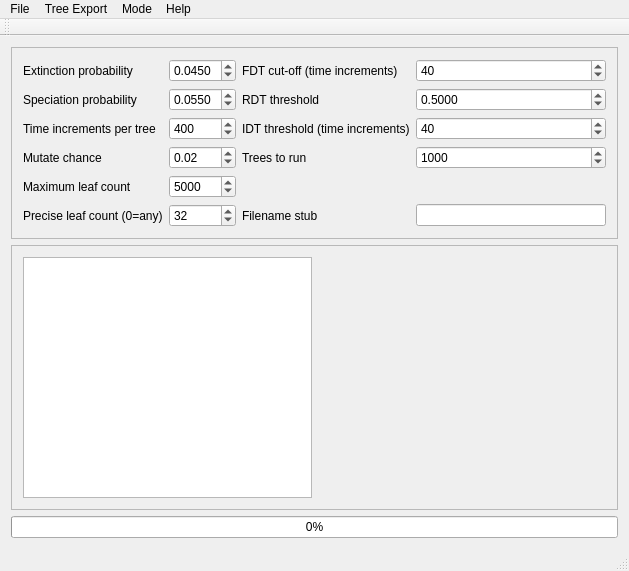
This is mainwindow.ui in palaeoware/MBL2017 as Qt 5 draws it before an edit. The edited form follows.
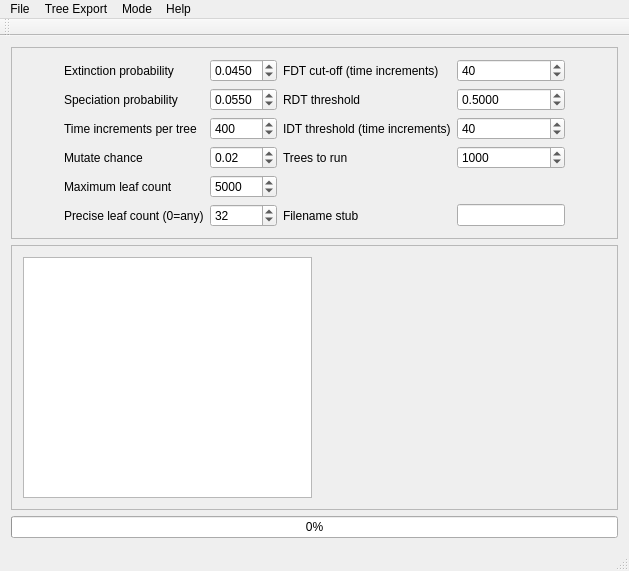
This is the edited form. Custom widgets are drawn as their Qt base class.

The edit to the form file:
```diff
--- a/mainwindow.ui
+++ b/mainwindow.ui
@@ -24,42 +24,42 @@
        <enum>QFrame::Raised</enum>
       </property>
       <layout class="QGridLayout" name="gridLayout">
-       <item row="0" column="0">
+       <item row="0" column="1">
         <widget class="QLabel" name="label_2">
          <property name="text">
           <string>Extinction probability</string>
          </property>
         </widget>
        </item>
-       <item row="0" column="4">
+       <item row="0" column="5">
         <widget class="QLabel" name="label_9">
          <property name="text">
           <string>FDT cut-off (time increments)</string>
          </property>
         </widget>
        </item>
-       <item row="1" column="0">
+       <item row="1" column="1">
         <widget class="QLabel" name="label_3">
          <property name="text">
           <string>Speciation probability</string>
          </property>
         </widget>
        </item>
-       <item row="1" column="4">
+       <item row="1" column="5">
         <widget class="QLabel" name="label_4">
          <property name="text">
           <string>RDT threshold</string>
          </property>
         </widget>
        </item>
-       <item row="2" column="4">
+       <item row="2" column="5">
         <widget class="QLabel" name="label_5">
          <property name="text">
           <string>IDT threshold (time increments)</string>
          </property>
         </widget>
        </item>
-       <item row="2" column="5">
+       <item row="2" column="6">
         <widget class="QSpinBox" name="threshold_idt">
          <property name="minimum">
           <number>1</number>
@@ -72,7 +72,7 @@
          </property>
         </widget>
        </item>
-       <item row="0" column="2">
+       <item row="0" column="3">
         <widget class="QDoubleSpinBox" name="extinctchance">
          <property name="decimals">
           <number>4</number>
@@ -88,14 +88,14 @@
          </property>
         </widget>
        </item>
-       <item row="2" column="0">
+       <item row="2" column="1">
         <widget class="QLabel" name="label_6">
          <property name="text">
           <string>Time increments per tree</string>
          </property>
         </widget>
        </item>
-       <item row="2" column="2">
+       <item row="2" column="3">
         <widget class="QSpinBox" name="time_increments">
          <property name="minimum">
           <number>1</number>
@@ -108,7 +108,7 @@
          </property>
         </widget>
        </item>
-       <item row="4" column="2">
+       <item row="4" column="3">
         <widget class="QSpinBox" name="maxleaves">
          <property name="minimum">
           <number>1</number>
@@ -121,7 +121,7 @@
          </property>
         </widget>
        </item>
-       <item row="0" column="5">
+       <item row="0" column="6">
         <widget class="QSpinBox" name="threshold_abs">
          <property name="minimum">
           <number>1</number>
@@ -134,7 +134,7 @@
          </property>
         </widget>
        </item>
-       <item row="1" column="5">
+       <item row="1" column="6">
         <widget class="QDoubleSpinBox" name="RDT_threshold">
          <property name="decimals">
           <number>4</number>
@@ -150,7 +150,7 @@
          </property>
         </widget>
        </item>
-       <item row="1" column="2">
+       <item row="1" column="3">
         <widget class="QDoubleSpinBox" name="speciatechance">
          <property name="decimals">
           <number>4</number>
@@ -166,7 +166,7 @@
          </property>
         </widget>
        </item>
-       <item row="5" column="2">
+       <item row="5" column="3">
         <widget class="QSpinBox" name="precise_leaf_count">
          <property name="minimum">
           <number>0</number>
@@ -179,28 +179,28 @@
          </property>
         </widget>
        </item>
-       <item row="4" column="0">
+       <item row="4" column="1">
         <widget class="QLabel" name="label_8">
          <property name="text">
           <string>Maximum leaf count</string>
          </property>
         </widget>
        </item>
-       <item row="5" column="0">
+       <item row="5" column="1">
         <widget class="QLabel" name="label_11">
          <property name="text">
           <string>Precise leaf count (0=any)</string>
          </property>
         </widget>
        </item>
-       <item row="3" column="0">
+       <item row="3" column="1">
         <widget class="QLabel" name="label_10">
          <property name="text">
           <string>Mutate chance</string>
          </property>
         </widget>
        </item>
-       <item row="3" column="2">
+       <item row="3" column="3">
         <widget class="QDoubleSpinBox" name="mutatechance">
          <property name="maximum">
           <double>1.000000000000000</double>
@@ -213,17 +213,17 @@
          </property>
         </widget>
        </item>
-       <item row="5" column="4">
+       <item row="5" column="5">
         <widget class="QLabel" name="label_13">
          <property name="text">
           <string>Filename stub</string>
          </property>
         </widget>
        </item>
-       <item row="5" column="5">
+       <item row="5" column="6">
         <widget class="QLineEdit" name="stub"/>
        </item>
-       <item row="3" column="5">
+       <item row="3" column="6">
         <widget class="QSpinBox" name="generations">
          <property name="minimum">
           <number>1</number>
@@ -236,13 +236,39 @@
          </property>
         </widget>
        </item>
-       <item row="3" column="4">
+       <item row="3" column="5">
         <widget class="QLabel" name="label_7">
          <property name="text">
           <string>Trees to run</string>
          </property>
         </widget>
        </item>
+       <item row="3" column="0">
+        <spacer name="horizontalSpacer">
+         <property name="orientation">
+          <enum>Qt::Horizontal</enum>
+         </property>
+         <property name="sizeHint" stdset="0">
+          <size>
+           <width>40</width>
+           <height>20</height>
+          </size>
+         </property>
+        </spacer>
+       </item>
+       <item row="3" column="7">
+        <spacer name="horizontalSpacer_2">
+         <property name="orientation">
+          <enum>Qt::Horizontal</enum>
+         </property>
+         <property name="sizeHint" stdset="0">
+          <size>
+           <width>40</width>
+           <height>20</height>
+          </size>
+         </property>
+        </spacer>
+       </item>
       </layout>
      </widget>
     </item>
```
